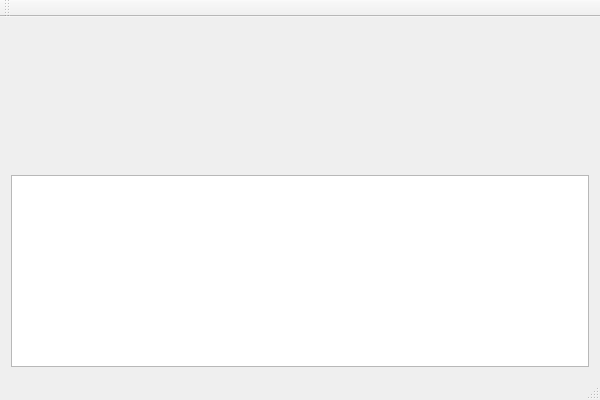
Old version of the form CodeX/CodeX.ui in the repository xxzl0130/CodeX.
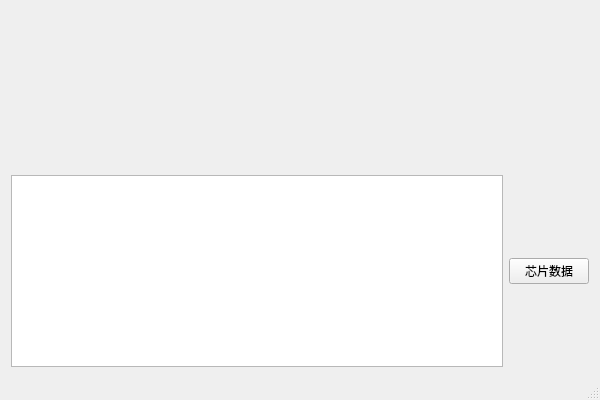
New version of the form. Custom widgets are drawn as their Qt base class.

Commit message: 添加芯片窗口

Diff of the .ui file:
```diff
--- a/CodeX/CodeX.ui
+++ b/CodeX/CodeX.ui
@@ -15,10 +15,10 @@
   </property>
   <widget class="QWidget" name="centralWidget">
    <layout class="QGridLayout" name="gridLayout">
-    <item row="0" column="1">
+    <item row="0" column="0">
      <widget class="ChipView" name="chipView" native="true"/>
     </item>
-    <item row="1" column="1">
+    <item row="1" column="0">
      <widget class="QPlainTextEdit" name="plainTextEdit">
       <property name="sizePolicy">
        <sizepolicy hsizetype="Expanding" vsizetype="Preferred">
@@ -28,26 +28,15 @@
       </property>
      </widget>
     </item>
+    <item row="1" column="1">
+     <widget class="QPushButton" name="chipDataButton">
+      <property name="text">
+       <string>芯片数据</string>
+      </property>
+     </widget>
+    </item>
    </layout>
   </widget>
-  <widget class="QMenuBar" name="menuBar">
-   <property name="geometry">
-    <rect>
-     <x>0</x>
-     <y>0</y>
-     <width>600</width>
-     <height>23</height>
-    </rect>
-   </property>
-  </widget>
-  <widget class="QToolBar" name="mainToolBar">
-   <attribute name="toolBarArea">
-    <enum>TopToolBarArea</enum>
-   </attribute>
-   <attribute name="toolBarBreak">
-    <bool>false</bool>
-   </attribute>
-  </widget>
   <widget class="QStatusBar" name="statusBar"/>
  </widget>
  <layoutdefault spacing="6" margin="11"/>
```
The commit also changes 15 other files.
